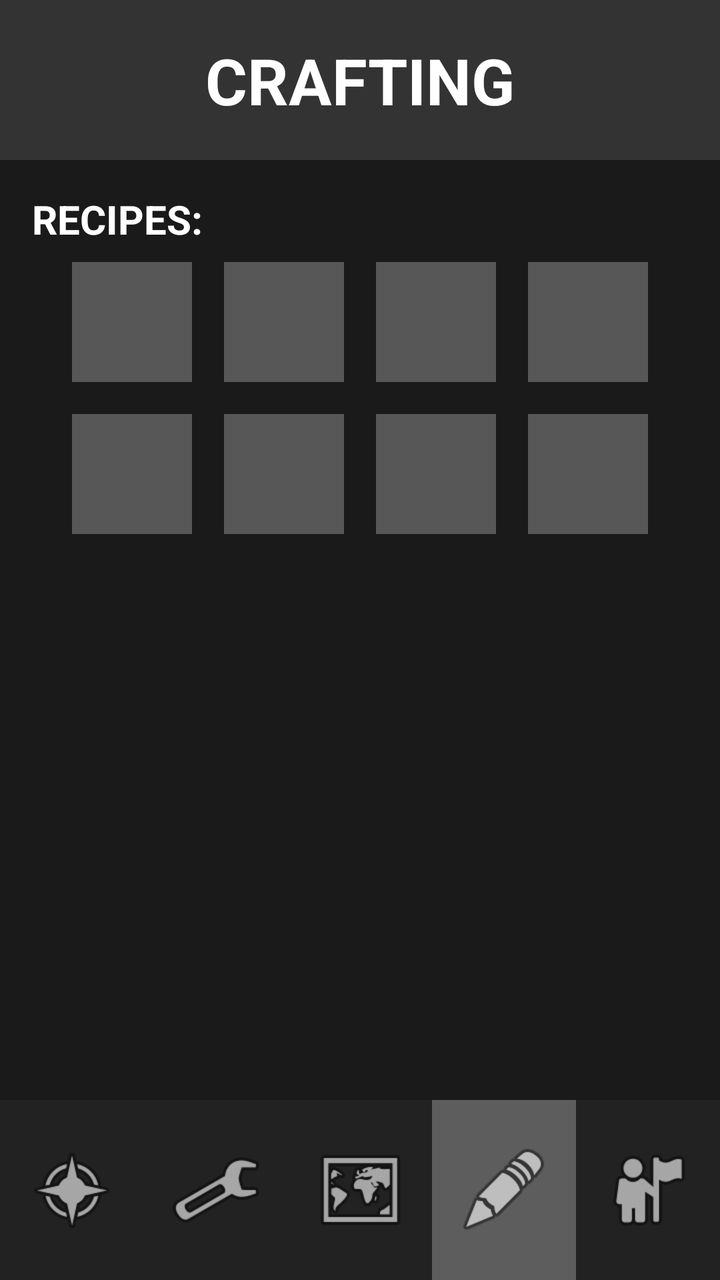
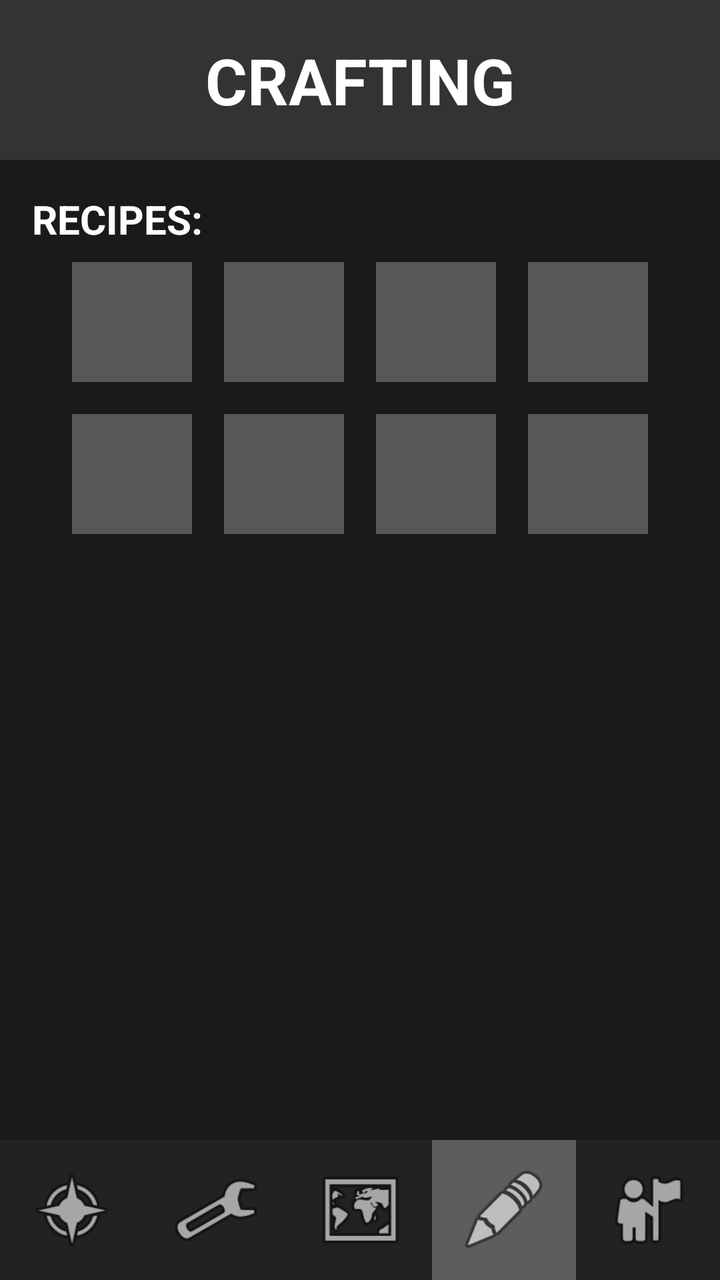

Two renders of the same Android screen: before a commit and after it. Below are the layout's source before the change and the commit's diff.
<!-- AndroidManifest.xml: application theme Theme.BattleScribe -->
<!-- res/layout/activity_crafting.xml -->
<?xml version="1.0" encoding="utf-8"?>
<androidx.constraintlayout.widget.ConstraintLayout xmlns:android="http://schemas.android.com/apk/res/android"
    xmlns:app="http://schemas.android.com/apk/res-auto"
    xmlns:tools="http://schemas.android.com/tools"
    android:id="@+id/main"
    android:layout_width="match_parent"
    android:layout_height="match_parent"
    android:background="#1A1A1A"
    tools:context=".CraftingActivity">

    <ImageView
        android:id="@+id/header_bg"
        android:layout_width="0dp"
        android:layout_height="80dp"
        android:background="#333333"
        app:layout_constraintEnd_toEndOf="parent"
        app:layout_constraintStart_toStartOf="parent"
        app:layout_constraintTop_toTopOf="parent" />

    <TextView
        android:id="@+id/crafting_title"
        android:layout_width="wrap_content"
        android:layout_height="wrap_content"
        android:text="CRAFTING"
        android:textColor="#FFFFFF"
        android:textSize="32sp"
        android:textStyle="bold"
        app:layout_constraintBottom_toBottomOf="@+id/header_bg"
        app:layout_constraintEnd_toEndOf="parent"
        app:layout_constraintStart_toStartOf="parent"
        app:layout_constraintTop_toTopOf="parent" />

    <TextView
        android:id="@+id/tv_available_recipes"
        android:layout_width="wrap_content"
        android:layout_height="wrap_content"
        android:layout_marginStart="16dp"
        android:layout_marginTop="16dp"
        android:text="RECIPES:"
        android:textColor="#FFFFFF"
        android:textSize="20sp"
        android:textStyle="bold"
        app:layout_constraintStart_toStartOf="parent"
        app:layout_constraintTop_toBottomOf="@+id/header_bg" />

    <GridLayout
        android:id="@+id/recipe_grid"
        android:layout_width="wrap_content"
        android:layout_height="wrap_content"
        android:columnCount="4"
        android:rowCount="2"
        app:layout_constraintEnd_toEndOf="parent"
        app:layout_constraintStart_toStartOf="parent"
        app:layout_constraintTop_toBottomOf="@+id/tv_available_recipes">

        <ImageView android:id="@+id/recipe_slot1" android:layout_width="60dp" android:layout_height="60dp" android:layout_margin="8dp" android:background="#44FFFFFF" android:padding="4dp" android:scaleType="fitCenter"/>
        <ImageView android:id="@+id/recipe_slot2" android:layout_width="60dp" android:layout_height="60dp" android:layout_margin="8dp" android:background="#44FFFFFF" android:padding="4dp" android:scaleType="fitCenter"/>
        <ImageView android:id="@+id/recipe_slot3" android:layout_width="60dp" android:layout_height="60dp" android:layout_margin="8dp" android:background="#44FFFFFF" android:padding="4dp" android:scaleType="fitCenter"/>
        <ImageView android:id="@+id/recipe_slot4" android:layout_width="60dp" android:layout_height="60dp" android:layout_margin="8dp" android:background="#44FFFFFF" android:padding="4dp" android:scaleType="fitCenter"/>
        <ImageView android:id="@+id/recipe_slot5" android:layout_width="60dp" android:layout_height="60dp" android:layout_margin="8dp" android:background="#44FFFFFF" android:padding="4dp" android:scaleType="fitCenter"/>
        <ImageView android:id="@+id/recipe_slot6" android:layout_width="60dp" android:layout_height="60dp" android:layout_margin="8dp" android:background="#44FFFFFF" android:padding="4dp" android:scaleType="fitCenter"/>
        <ImageView android:id="@+id/recipe_slot7" android:layout_width="60dp" android:layout_height="60dp" android:layout_margin="8dp" android:background="#44FFFFFF" android:padding="4dp" android:scaleType="fitCenter"/>
        <ImageView android:id="@+id/recipe_slot8" android:layout_width="60dp" android:layout_height="60dp" android:layout_margin="8dp" android:background="#44FFFFFF" android:padding="4dp" android:scaleType="fitCenter"/>
    </GridLayout>

    <androidx.constraintlayout.widget.ConstraintLayout
        android:id="@+id/crafting_panel"
        android:layout_width="0dp"
        android:layout_height="0dp"
        android:layout_margin="16dp"
        android:background="#2D2D2D"
        android:padding="16dp"
        android:visibility="invisible"
        app:layout_constraintBottom_toTopOf="@+id/linearLayout"
        app:layout_constraintEnd_toEndOf="parent"
        app:layout_constraintStart_toStartOf="parent"
        app:layout_constraintTop_toBottomOf="@+id/recipe_grid">

        <TextView
            android:id="@+id/selected_recipe_name"
            android:layout_width="wrap_content"
            android:layout_height="wrap_content"
            android:text="Item Name"
            android:textColor="#FFFFFF"
            android:textSize="22sp"
            android:textStyle="bold"
            app:layout_constraintStart_toStartOf="parent"
            app:layout_constraintTop_toTopOf="parent" />

        <TextView
            android:id="@+id/tv_requirements"
            android:layout_width="wrap_content"
            android:layout_height="wrap_content"
            android:layout_marginTop="8dp"
            android:text="Required Materials:"
            android:textColor="#BBBBBB"
            app:layout_constraintStart_toStartOf="parent"
            app:layout_constraintTop_toBottomOf="@+id/selected_recipe_name" />

        
        <HorizontalScrollView
            android:id="@+id/horizontalScrollView"
            android:layout_width="0dp"
            android:layout_height="wrap_content"
            android:layout_marginTop="8dp"
            app:layout_constraintEnd_toEndOf="parent"
            app:layout_constraintStart_toStartOf="parent"
            app:layout_constraintTop_toBottomOf="@+id/tv_requirements">

            <LinearLayout
                android:id="@+id/requirements_container"
                android:layout_width="wrap_content"
                android:layout_height="wrap_content"
                android:orientation="horizontal" />
        </HorizontalScrollView>

        <Button
            android:id="@+id/btn_craft"
            android:layout_width="wrap_content"
            android:layout_height="wrap_content"
            android:backgroundTint="#4CAF50"
            android:text="CRAFT"
            android:textColor="#FFFFFF"
            app:layout_constraintBottom_toBottomOf="parent"
            app:layout_constraintEnd_toEndOf="parent" />

    </androidx.constraintlayout.widget.ConstraintLayout>

    
    <LinearLayout
        android:id="@+id/linearLayout"
        android:layout_width="0dp"
        android:layout_height="90dp"
        android:orientation="horizontal"
        android:background="#222222"
        app:layout_constraintBottom_toBottomOf="parent"
        app:layout_constraintEnd_toEndOf="parent"
        app:layout_constraintStart_toStartOf="parent">

        <ImageView android:id="@+id/shop" android:layout_width="0dp" android:layout_height="match_parent" android:layout_weight="1" android:padding="12dp" app:srcCompat="@android:drawable/ic_menu_compass" />
        <ImageView android:id="@+id/skills" android:layout_width="0dp" android:layout_height="match_parent" android:layout_weight="1" android:padding="12dp" app:srcCompat="@android:drawable/ic_menu_manage" />
        <ImageView android:id="@+id/adventure" android:layout_width="0dp" android:layout_height="match_parent" android:layout_weight="1" android:padding="12dp" app:srcCompat="@android:drawable/ic_menu_mapmode" />
        <ImageView android:id="@+id/crafting" android:layout_width="0dp" android:layout_height="match_parent" android:layout_weight="1" android:padding="12dp" android:background="#44FFFFFF" app:srcCompat="@android:drawable/ic_menu_edit" />
        <ImageView android:id="@+id/character" android:layout_width="0dp" android:layout_height="match_parent" android:layout_weight="1" android:padding="12dp" app:srcCompat="@android:drawable/ic_menu_myplaces" />
    </LinearLayout>

</androidx.constraintlayout.widget.ConstraintLayout>
<!-- resources referenced by this layout -->
<resources>
  <style name="Theme.BattleScribe" parent="Base.Theme.BattleScribe" />
  <style name="Base.Theme.BattleScribe" parent="Theme.Material3.DayNight.NoActionBar">
          
          
      </style>
</resources>

<!-- the commit's change to res/layout/activity_crafting.xml (unified diff, before → after) -->
@@ -130,7 +130,7 @@
     <LinearLayout
         android:id="@+id/linearLayout"
         android:layout_width="0dp"
-        android:layout_height="90dp"
+        android:layout_height="70dp"
         android:orientation="horizontal"
         android:background="#222222"
         app:layout_constraintBottom_toBottomOf="parent"
